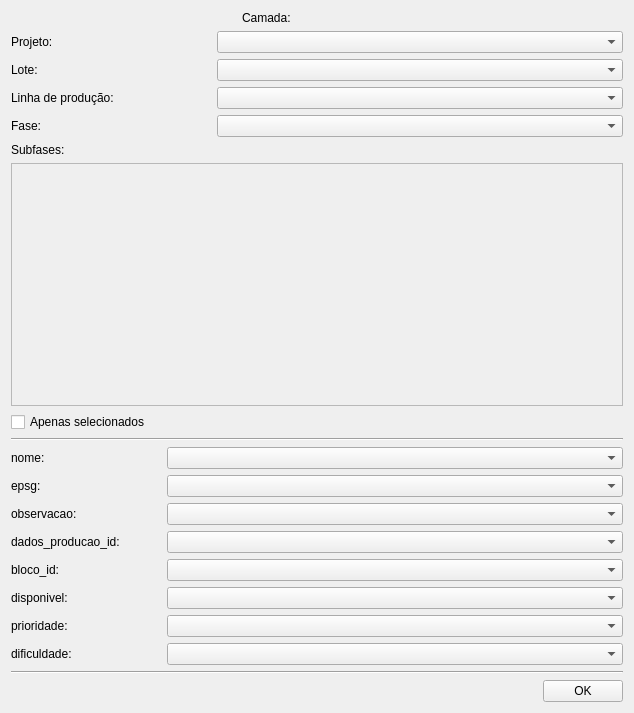
The window that uis/loadWorkUnit.ui (dsgoficial/SAP_Gerente) describes before a commit, drawn with Qt 5.
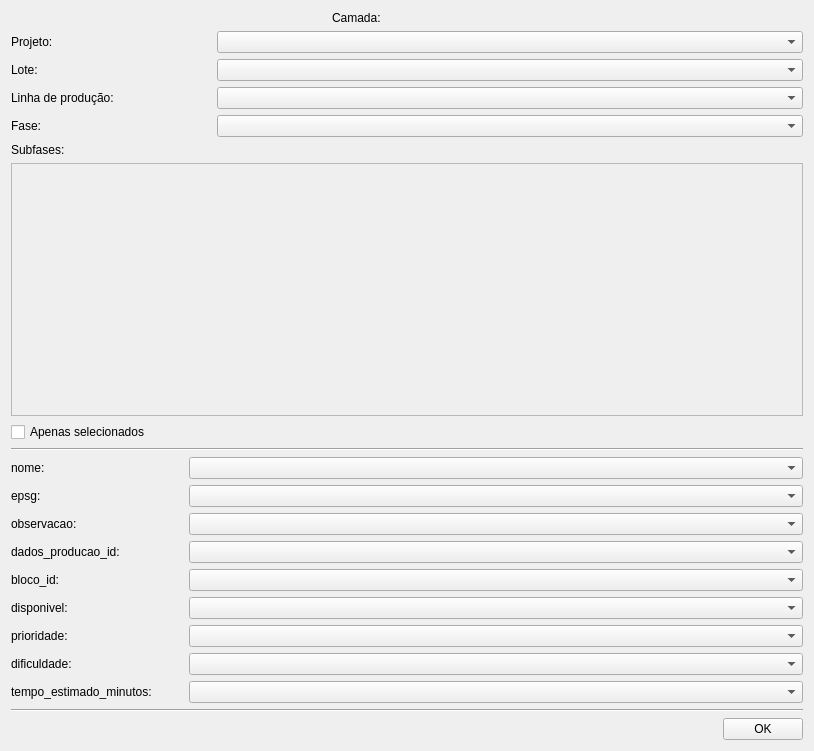
The same window after the commit.

Patch:
```diff
--- a/uis/loadWorkUnit.ui
+++ b/uis/loadWorkUnit.ui
@@ -6,8 +6,8 @@
    <rect>
     <x>0</x>
     <y>0</y>
-    <width>634</width>
-    <height>713</height>
+    <width>814</width>
+    <height>751</height>
    </rect>
   </property>
   <property name="windowTitle">
@@ -21,37 +21,19 @@
      </property>
     </widget>
    </item>
-   <item row="12" column="0" colspan="2">
-    <layout class="QHBoxLayout" name="horizontalLayout_5">
-     <item>
-      <widget class="QLabel" name="label_7">
-       <property name="sizePolicy">
-        <sizepolicy hsizetype="Fixed" vsizetype="Preferred">
-         <horstretch>0</horstretch>
-         <verstretch>0</verstretch>
-        </sizepolicy>
-       </property>
-       <property name="minimumSize">
-        <size>
-         <width>150</width>
-         <height>0</height>
-        </size>
-       </property>
-       <property name="maximumSize">
-        <size>
-         <width>150</width>
-         <height>16777215</height>
-        </size>
-       </property>
+   <item row="17" column="0" colspan="2">
+    <widget class="Line" name="line_2">
+     <property name="orientation">
+      <enum>Qt::Horizontal</enum>
+     </property>
+    </widget>
+   </item>
+   <item row="6" column="0">
+    <widget class="QCheckBox" name="onlySelectedCkb">
        <property name="text">
-        <string>bloco_id:</string>
-       </property>
-      </widget>
-     </item>
-     <item>
-      <widget class="QComboBox" name="blockIdFieldCb"/>
-     </item>
-    </layout>
+      <string>Apenas selecionados</string>
+     </property>
+    </widget>
    </item>
    <item row="9" column="0" colspan="2">
     <layout class="QHBoxLayout" name="horizontalLayout_2">
@@ -65,13 +47,13 @@
        </property>
        <property name="minimumSize">
         <size>
-         <width>150</width>
+         <width>172</width>
          <height>0</height>
         </size>
        </property>
        <property name="maximumSize">
         <size>
-         <width>150</width>
+         <width>172</width>
          <height>16777215</height>
         </size>
        </property>
@@ -85,6 +67,38 @@
      </item>
     </layout>
    </item>
+   <item row="14" column="0" colspan="2">
+    <layout class="QHBoxLayout" name="horizontalLayout_8">
+     <item>
+      <widget class="QLabel" name="label_9">
+       <property name="sizePolicy">
+        <sizepolicy hsizetype="Fixed" vsizetype="Preferred">
+         <horstretch>0</horstretch>
+         <verstretch>0</verstretch>
+        </sizepolicy>
+       </property>
+       <property name="minimumSize">
+        <size>
+         <width>172</width>
+         <height>0</height>
+        </size>
+       </property>
+       <property name="maximumSize">
+        <size>
+         <width>172</width>
+         <height>16777215</height>
+        </size>
+       </property>
+       <property name="text">
+        <string>prioridade:</string>
+       </property>
+      </widget>
+     </item>
+     <item>
+      <widget class="QComboBox" name="priorityFieldCb"/>
+     </item>
+    </layout>
+   </item>
    <item row="8" column="0" colspan="2">
     <layout class="QHBoxLayout" name="horizontalLayout">
      <item>
@@ -97,13 +111,13 @@
        </property>
        <property name="minimumSize">
         <size>
-         <width>150</width>
+         <width>172</width>
          <height>0</height>
         </size>
        </property>
        <property name="maximumSize">
         <size>
-         <width>150</width>
+         <width>172</width>
          <height>16777215</height>
         </size>
        </property>
@@ -117,12 +131,18 @@
      </item>
     </layout>
    </item>
-   <item row="6" column="0">
-    <widget class="QCheckBox" name="onlySelectedCkb">
-     <property name="text">
-      <string>Apenas selecionados</string>
+   <item row="18" column="0">
+    <spacer name="horizontalSpacer">
+     <property name="orientation">
+      <enum>Qt::Horizontal</enum>
      </property>
-    </widget>
+     <property name="sizeHint" stdset="0">
+      <size>
+       <width>219</width>
+       <height>20</height>
+      </size>
+     </property>
+    </spacer>
    </item>
    <item row="15" column="0" colspan="2">
     <layout class="QHBoxLayout" name="horizontalLayout_14">
@@ -136,13 +156,13 @@
        </property>
        <property name="minimumSize">
         <size>
-         <width>150</width>
+         <width>172</width>
          <height>0</height>
         </size>
        </property>
        <property name="maximumSize">
         <size>
-         <width>150</width>
+         <width>172</width>
          <height>16777215</height>
         </size>
        </property>
@@ -156,10 +176,10 @@
      </item>
     </layout>
    </item>
-   <item row="14" column="0" colspan="2">
-    <layout class="QHBoxLayout" name="horizontalLayout_8">
+   <item row="12" column="0" colspan="2">
+    <layout class="QHBoxLayout" name="horizontalLayout_5">
      <item>
-      <widget class="QLabel" name="label_9">
+      <widget class="QLabel" name="label_7">
        <property name="sizePolicy">
         <sizepolicy hsizetype="Fixed" vsizetype="Preferred">
          <horstretch>0</horstretch>
@@ -168,46 +188,26 @@
        </property>
        <property name="minimumSize">
         <size>
-         <width>150</width>
+         <width>172</width>
          <height>0</height>
         </size>
        </property>
        <property name="maximumSize">
         <size>
-         <width>150</width>
+         <width>172</width>
          <height>16777215</height>
         </size>
        </property>
        <property name="text">
-        <string>prioridade:</string>
+        <string>bloco_id:</string>
        </property>
       </widget>
      </item>
      <item>
-      <widget class="QComboBox" name="priorityFieldCb"/>
+      <widget class="QComboBox" name="blockIdFieldCb"/>
      </item>
     </layout>
    </item>
-   <item row="16" column="0" colspan="2">
-    <widget class="Line" name="line_2">
-     <property name="orientation">
-      <enum>Qt::Horizontal</enum>
-     </property>
-    </widget>
-   </item>
-   <item row="17" column="0">
-    <spacer name="horizontalSpacer">
-     <property name="orientation">
-      <enum>Qt::Horizontal</enum>
-     </property>
-     <property name="sizeHint" stdset="0">
-      <size>
-       <width>219</width>
-       <height>20</height>
-      </size>
-     </property>
-    </spacer>
-   </item>
    <item row="11" column="0" colspan="2">
     <layout class="QHBoxLayout" name="horizontalLayout_4">
      <item>
@@ -220,13 +220,13 @@
        </property>
        <property name="minimumSize">
         <size>
-         <width>150</width>
+         <width>172</width>
          <height>0</height>
         </size>
        </property>
        <property name="maximumSize">
         <size>
-         <width>150</width>
+         <width>172</width>
          <height>16777215</height>
         </size>
        </property>
@@ -252,13 +252,13 @@
        </property>
        <property name="minimumSize">
         <size>
-         <width>150</width>
+         <width>172</width>
          <height>0</height>
         </size>
        </property>
        <property name="maximumSize">
         <size>
-         <width>150</width>
+         <width>172</width>
          <height>16777215</height>
         </size>
        </property>
@@ -341,8 +341,8 @@
          <rect>
           <x>0</x>
           <y>0</y>
-          <width>612</width>
-          <height>245</height>
+          <width>792</width>
+          <height>98</height>
          </rect>
         </property>
         <layout class="QVBoxLayout" name="verticalLayout_2">
@@ -365,7 +365,7 @@
      </item>
     </layout>
    </item>
-   <item row="17" column="1">
+   <item row="18" column="1">
     <widget class="QPushButton" name="okBtn">
      <property name="text">
       <string>OK</string>
@@ -384,13 +384,13 @@
        </property>
        <property name="minimumSize">
         <size>
-         <width>150</width>
+         <width>172</width>
          <height>0</height>
         </size>
        </property>
        <property name="maximumSize">
         <size>
-         <width>150</width>
+         <width>172</width>
          <height>16777215</height>
         </size>
        </property>
@@ -529,6 +529,38 @@
      </item>
     </layout>
    </item>
+   <item row="16" column="0" colspan="2">
+    <layout class="QHBoxLayout" name="horizontalLayout_15">
+     <item>
+      <widget class="QLabel" name="label_16">
+       <property name="sizePolicy">
+        <sizepolicy hsizetype="Fixed" vsizetype="Preferred">
+         <horstretch>0</horstretch>
+         <verstretch>0</verstretch>
+        </sizepolicy>
+       </property>
+       <property name="minimumSize">
+        <size>
+         <width>172</width>
+         <height>0</height>
+        </size>
+       </property>
+       <property name="maximumSize">
+        <size>
+         <width>172</width>
+         <height>16777215</height>
+        </size>
+       </property>
+       <property name="text">
+        <string>tempo_estimado_minutos:</string>
+       </property>
+      </widget>
+     </item>
+     <item>
+      <widget class="QComboBox" name="timeCb"/>
+     </item>
+    </layout>
+   </item>
   </layout>
  </widget>
  <resources/>
```
Lines whose indentation alone changed are shown as unchanged.
